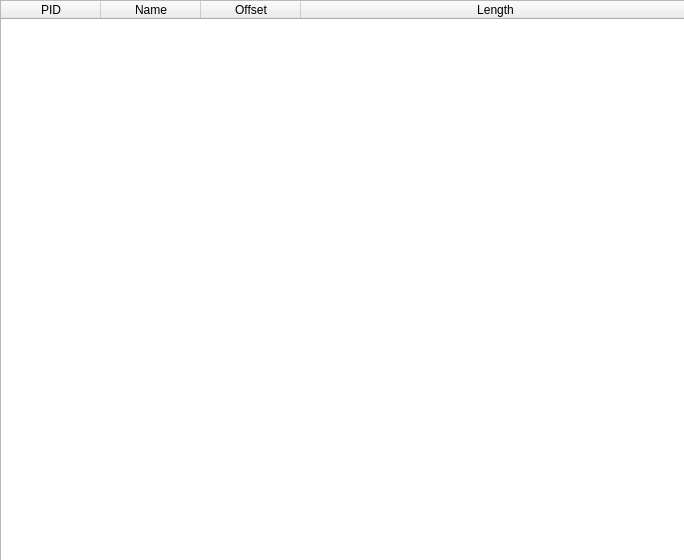
Before: the Qt Designer form qtNanomite/qtDLGFunctions.ui in zer0fl4g/Nanomite, drawn with Qt 5.
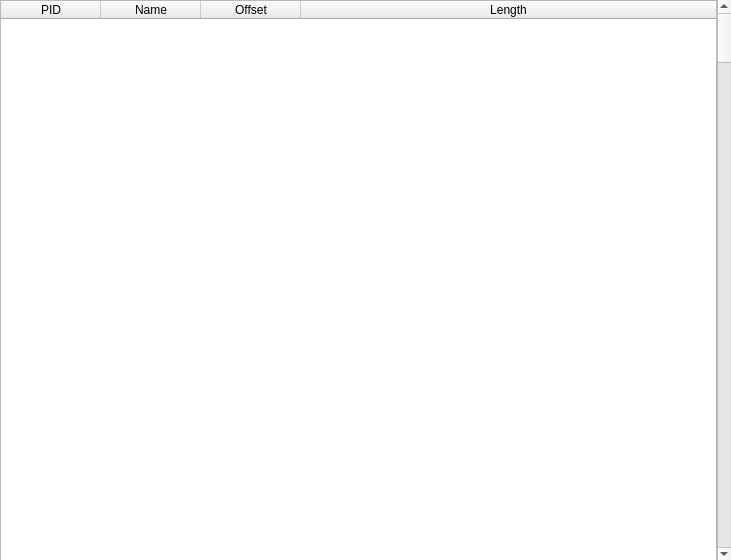
After: the same form once the commit is applied. Icons and pictures are not drawn.

The edit to the form file:
```diff
--- a/qtNanomite/qtDLGFunctions.ui
+++ b/qtNanomite/qtDLGFunctions.ui
@@ -23,7 +23,7 @@
    <rect>
     <x>0</x>
     <y>0</y>
-    <width>684</width>
+    <width>731</width>
     <height>560</height>
    </rect>
   </property>
@@ -39,16 +39,25 @@
     <rect>
      <x>0</x>
      <y>0</y>
-     <width>691</width>
+     <width>731</width>
      <height>561</height>
     </rect>
    </property>
-   <layout class="QVBoxLayout" name="verticalLayout">
+   <layout class="QHBoxLayout" name="horizontalLayout">
+    <property name="spacing">
+     <number>0</number>
+    </property>
     <item>
      <widget class="QTableWidget" name="tblFunctions">
       <property name="contextMenuPolicy">
        <enum>Qt::CustomContextMenu</enum>
       </property>
+      <property name="verticalScrollBarPolicy">
+       <enum>Qt::ScrollBarAlwaysOff</enum>
+      </property>
+      <property name="horizontalScrollBarPolicy">
+       <enum>Qt::ScrollBarAlwaysOff</enum>
+      </property>
       <property name="editTriggers">
        <set>QAbstractItemView::NoEditTriggers</set>
       </property>
@@ -62,7 +71,7 @@
        <bool>false</bool>
       </attribute>
       <attribute name="verticalHeaderDefaultSectionSize">
-       <number>12</number>
+       <number>11</number>
       </attribute>
       <attribute name="verticalHeaderMinimumSectionSize">
        <number>11</number>
@@ -92,6 +101,13 @@
       </column>
      </widget>
     </item>
+    <item>
+     <widget class="QScrollBar" name="functionScroll">
+      <property name="orientation">
+       <enum>Qt::Vertical</enum>
+      </property>
+     </widget>
+    </item>
    </layout>
   </widget>
  </widget>
```
Left out of the diff: 21 changed lines with no effect on the pictures.
